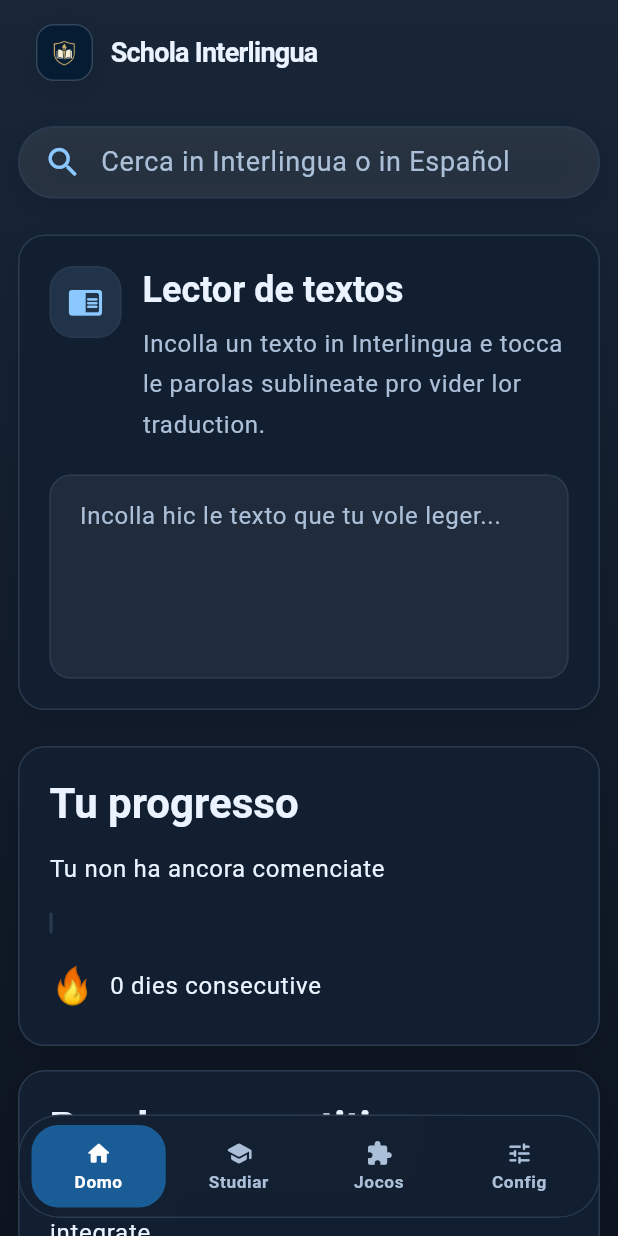
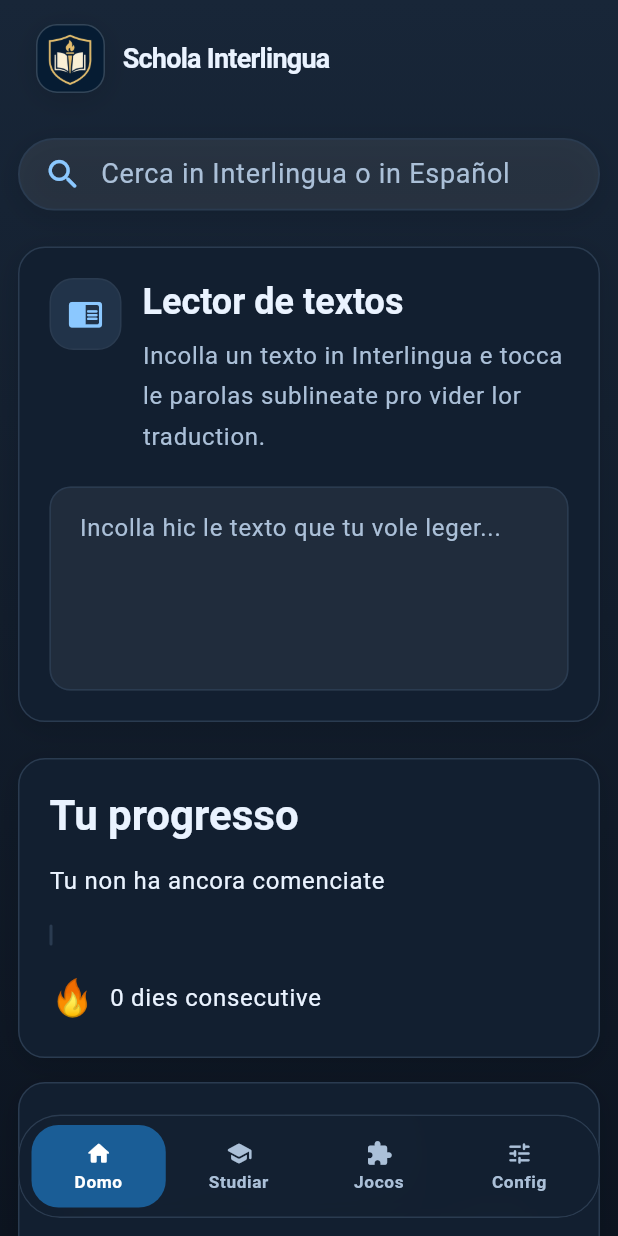
Before and after one commit to Schola-Interlingua/schola-interlingua, a Flutter app: the screen it shows after launch, on a phone screen of 412 x 824 dp. Run offline on Flutter 3.47's test engine with Material 3 defaults, Android fonts, the phone set to English and light mode, and no system bars; our stand-ins replace flutter_tts, go_router, just_audio, shared_preferences, supabase_flutter, webview_flutter; missing offline and left inert: dart:html, dart:ui_web; accounts and stored records are empty; project files that could hold a hidden picture were left out.

Commit message:
Increase header logo size and compensate transparent asset margins

```diff
--- a/flutter_app/lib/src/screens/scaffold/app_shell.dart
+++ b/flutter_app/lib/src/screens/scaffold/app_shell.dart
@@ -138,9 +138,9 @@ class _Header extends StatelessWidget {
               child: Row(
                 children: [
                   AppLogo(
-                    size: compact ? 38 : 42,
-                    padding: const EdgeInsets.all(5),
-                    radius: 12,
+                    size: compact ? 46 : 52,
+                    padding: const EdgeInsets.all(3),
+                    radius: 14,
                   ),
                   const SizedBox(width: 12),
                   Expanded(
--- a/flutter_app/lib/src/widgets/app_logo.dart
+++ b/flutter_app/lib/src/widgets/app_logo.dart
@@ -38,7 +38,12 @@ class AppLogo extends StatelessWidget {
       ),
       child: ClipRRect(
         borderRadius: BorderRadius.circular(resolvedRadius * 0.72),
-        child: Image.asset(assetPath, fit: BoxFit.contain),
+        // The foreground asset includes transparent margins for launcher icons.
+        // Compensate here so the emblem reads clearly at header sizes.
+        child: Transform.scale(
+          scale: 1.4,
+          child: Image.asset(assetPath, fit: BoxFit.contain),
+        ),
       ),
     );
   }
```
